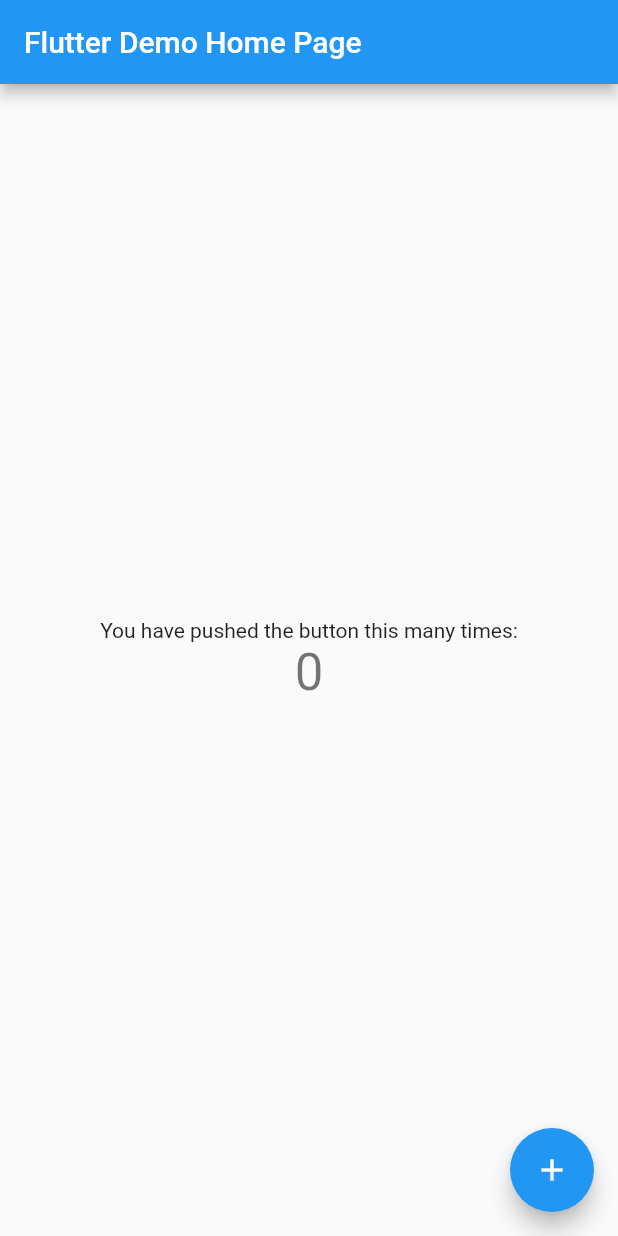
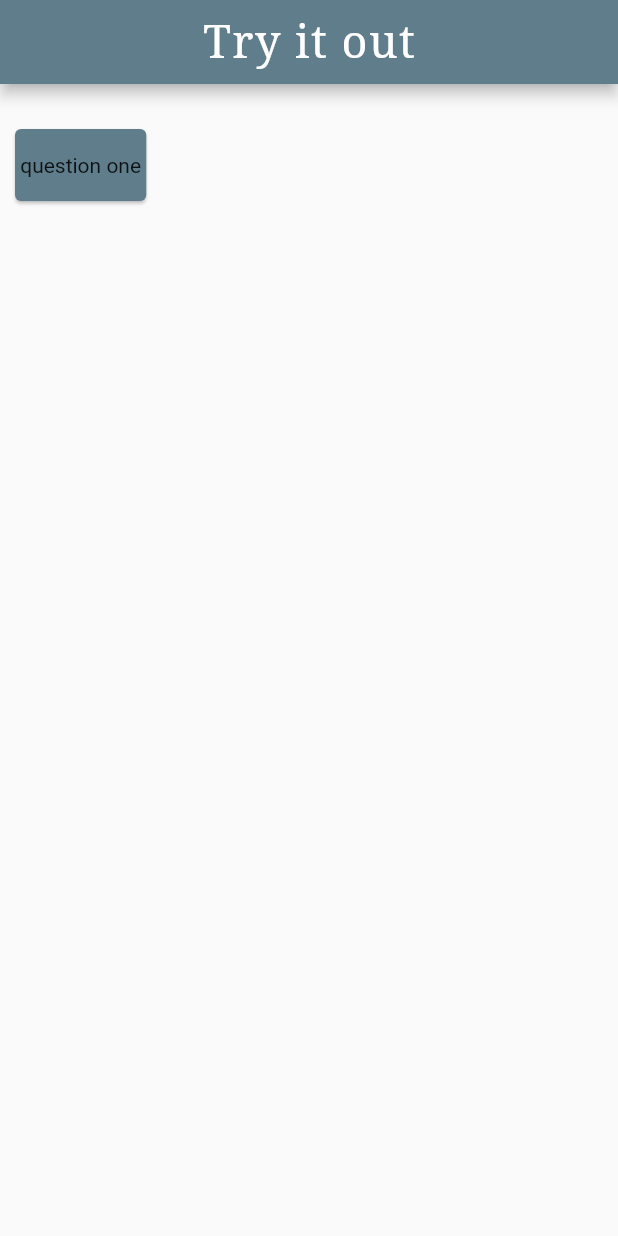
Before and after one commit to harbeerg20/QuizMania, a Flutter app: the screen it shows after launch, on a phone screen of 412 x 824 dp. Run offline on Flutter 3.47's test engine with Material 2 defaults, Android fonts, the phone set to English and light mode, and no system bars; our stand-ins replace google_fonts.

Commit message:
added first demo page

```diff
--- a/quiz_mania/lib/main.dart
+++ b/quiz_mania/lib/main.dart
@@ -1,113 +1,9 @@
 import 'package:flutter/material.dart';
+import 'package:quiz_mania/pages/start_page.dart';
+import 'package:quiz_mania/pages/que_page.dart';
 
 void main() {
-  runApp(MyApp());
+  runApp(MaterialApp(
+    home: QuePage(),
+  ));
 }
-
-class MyApp extends StatelessWidget {
-  // This widget is the root of your application.
-  @override
-  Widget build(BuildContext context) {
-    return MaterialApp(
-      title: 'Flutter Demo',
-      theme: ThemeData(
-        // This is the theme of your application.
-        //
-        // Try running your application with "flutter run". You'll see the
-        // application has a blue toolbar. Then, without quitting the app, try
-        // changing the primarySwatch below to Colors.green and then invoke
-        // "hot reload" (press "r" in the console where you ran "flutter run",
-        // or simply save your changes to "hot reload" in a Flutter IDE).
-        // Notice that the counter didn't reset back to zero; the application
-        // is not restarted.
-        primarySwatch: Colors.blue,
-      ),
-      home: MyHomePage(title: 'Flutter Demo Home Page'),
-    );
-  }
-}
-
-class MyHomePage extends StatefulWidget {
-  MyHomePage({Key? key, required this.title}) : super(key: key);
-
-  // This widget is the home page of your application. It is stateful, meaning
-  // that it has a State object (defined below) that contains fields that affect
-  // how it looks.
-
-  // This class is the configuration for the state. It holds the values (in this
-  // case the title) provided by the parent (in this case the App widget) and
-  // used by the build method of the State. Fields in a Widget subclass are
-  // always marked "final".
-
-  final String title;
-
-  @override
-  _MyHomePageState createState() => _MyHomePageState();
-}
-
-class _MyHomePageState extends State<MyHomePage> {
-  int _counter = 0;
-
-  void _incrementCounter() {
-    setState(() {
-      // This call to setState tells the Flutter framework that something has
-      // changed in this State, which causes it to rerun the build method below
-      // so that the display can reflect the updated values. If we changed
-      // _counter without calling setState(), then the build method would not be
-      // called again, and so nothing would appear to happen.
-      _counter++;
-    });
-  }
-
-  @override
-  Widget build(BuildContext context) {
-    // This method is rerun every time setState is called, for instance as done
-    // by the _incrementCounter method above.
-    //
-    // The Flutter framework has been optimized to make rerunning build methods
-    // fast, so that you can just rebuild anything that needs updating rather
-    // than having to individually change instances of widgets.
-    return Scaffold(
-      appBar: AppBar(
-        // Here we take the value from the MyHomePage object that was created by
-        // the App.build method, and use it to set our appbar title.
-        title: Text(widget.title),
-      ),
-      body: Center(
-        // Center is a layout widget. It takes a single child and positions it
-        // in the middle of the parent.
-        child: Column(
-          // Column is also a layout widget. It takes a list of children and
-          // arranges them vertically. By default, it sizes itself to fit its
-          // children horizontally, and tries to be as tall as its parent.
-          //
-          // Invoke "debug painting" (press "p" in the console, choose the
-          // "Toggle Debug Paint" action from the Flutter Inspector in Android
-          // Studio, or the "Toggle Debug Paint" command in Visual Studio Code)
-          // to see the wireframe for each widget.
-          //
-          // Column has various properties to control how it sizes itself and
-          // how it positions its children. Here we use mainAxisAlignment to
-          // center the children vertically; the main axis here is the vertical
-          // axis because Columns are vertical (the cross axis would be
-          // horizontal).
-          mainAxisAlignment: MainAxisAlignment.center,
-          children: <Widget>[
-            Text(
-              'You have pushed the button this many times:',
-            ),
-            Text(
-              '$_counter',
-              style: Theme.of(context).textTheme.headline4,
-            ),
-          ],
-        ),
-      ),
-      floatingActionButton: FloatingActionButton(
-        onPressed: _incrementCounter,
-        tooltip: 'Increment',
-        child: Icon(Icons.add),
-      ), // This trailing comma makes auto-formatting nicer for build methods.
-    );
-  }
-}
--- /dev/null
+++ b/quiz_mania/lib/pages/que_page.dart
@@ -0,0 +1,47 @@
+import 'package:flutter/material.dart';
+import 'package:google_fonts/google_fonts.dart';
+
+
+class QuePage extends StatefulWidget {
+  @override
+  _QuePageState createState() => _QuePageState();
+}
+
+class _QuePageState extends State<QuePage> {
+  @override
+  Widget build(BuildContext context) {
+    return Scaffold(
+      appBar: AppBar(
+        title: Text(
+          'Try it out',
+          style: GoogleFonts.notoSerif(
+            letterSpacing: 1.0,
+            fontSize: 30.0
+          ),
+        ),
+        centerTitle: true,
+        backgroundColor: Colors.blueGrey,
+
+      ),
+      body: Column(
+        children: [
+          Card(
+
+            margin: EdgeInsets.fromLTRB(10.0,30.0,0.0,20.0),
+            child: InkWell(
+              child: Text('\n question one \n'),
+              onTap: () async{
+                if(true){
+                  print('fuck');
+                }
+
+              },
+              ),
+              color:  true ? Colors.blueGrey : Colors.white,
+              //color: Colors.grey[200],
+          ),
+        ],
+      ),
+    );
+  }
+}
--- a/quiz_mania/pubspec.yaml
+++ b/quiz_mania/pubspec.yaml
@@ -23,7 +23,7 @@
 dependencies:
   flutter:
     sdk: flutter
-
+  google_fonts: ^2.0.0
 
   # The following adds the Cupertino Icons font to your application.
   # Use with the CupertinoIcons class for iOS style icons.
```
Also changed, not shown: quiz_mania/lib/pages/start_page.dart (added, +47 -0 lines), quiz_mania/pubspec.lock.
